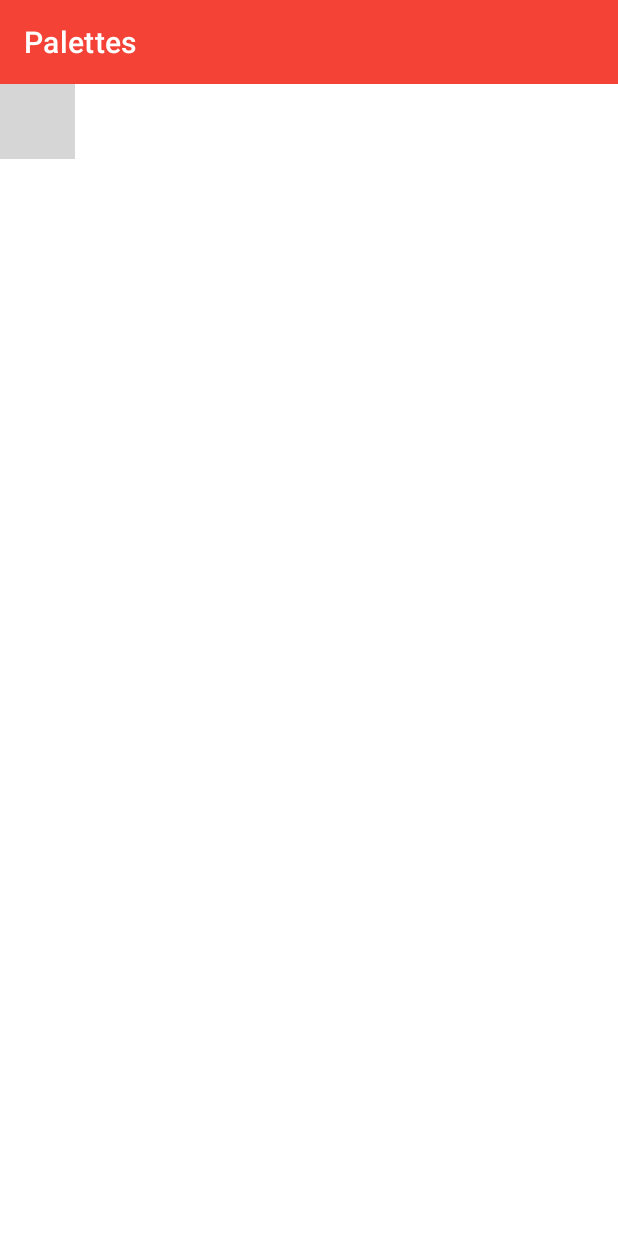
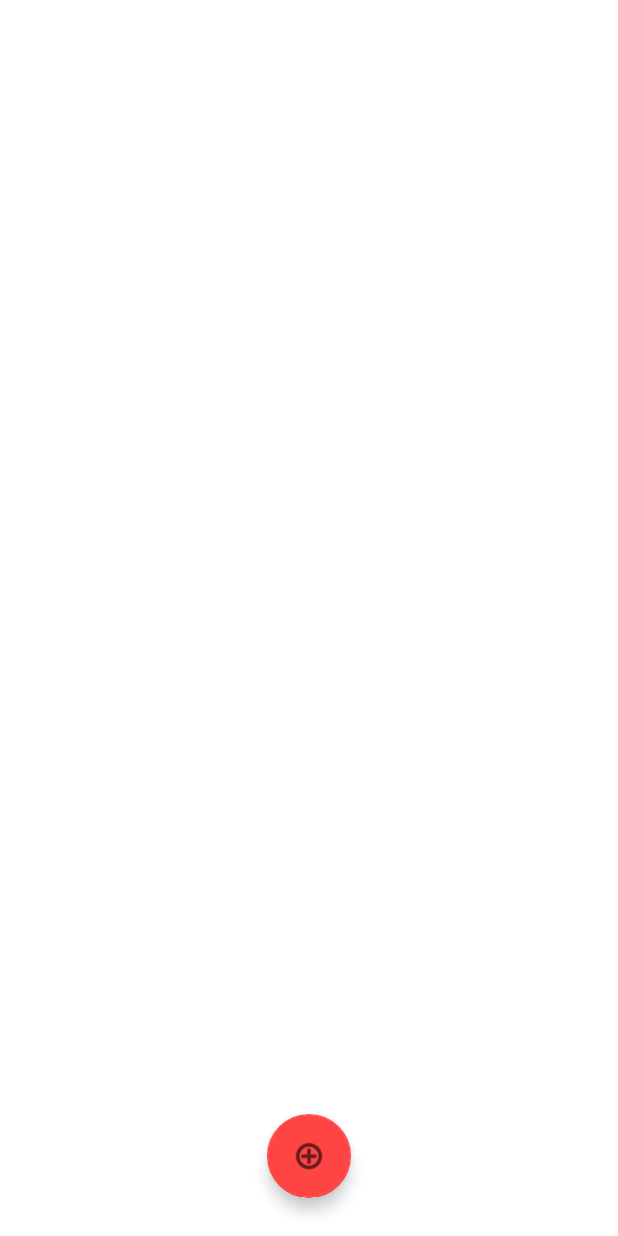
Before and after one commit to allisonbickford/PaletteMaker, an Android app: the layout activity_all_palettes.xml on its own in the app's theme, with its tools: preview values and no code run, on a phone screen of 412 x 824 dp. Run offline under Robolectric (Android 15) with nearby library versions, the phone set to English and light mode, and no system bars; grey boxes are pictures that could not be loaded.

Commit message:
create palettes without editing or saving

```diff
--- a/app/src/main/AndroidManifest.xml
+++ b/app/src/main/AndroidManifest.xml
@@ -21,14 +21,14 @@
                 android:name="android.support.FILE_PROVIDER_PATHS"
                 android:resource="@xml/file_paths"></meta-data>
         </provider>
-        <activity android:name=".PaletteActivity">
+        <activity android:name=".AllPalettesActivity">
             <intent-filter>
                 <action android:name="android.intent.action.MAIN" />
 
                 <category android:name="android.intent.category.LAUNCHER" />
             </intent-filter>
         </activity>
-        <activity android:name=".AllPalettesActivity"
+        <activity android:name=".PaletteActivity"
             android:label="Palette"
             android:theme="@style/AppTheme"/>
         <activity android:name=".ColorSelectorActivity"
--- a/app/src/main/res/layout/activity_all_palettes.xml
+++ b/app/src/main/res/layout/activity_all_palettes.xml
@@ -1,36 +1,34 @@
 <?xml version="1.0" encoding="utf-8"?>
-<LinearLayout xmlns:android="http://schemas.android.com/apk/res/android"
+<RelativeLayout xmlns:android="http://schemas.android.com/apk/res/android"
     xmlns:app="http://schemas.android.com/apk/res-auto"
     xmlns:tools="http://schemas.android.com/tools"
     android:layout_width="match_parent"
     android:layout_height="match_parent"
     android:orientation="vertical"
-    tools:context=".MainActivity">
+    tools:context=".AllPalettesActivity">
 
-    <androidx.appcompat.widget.Toolbar
-        android:id="@+id/all_palettes_toolbar"
+    <GridView
+        android:id="@+id/all_palettes_view"
         android:layout_width="match_parent"
         android:layout_height="wrap_content"
-        android:background="#F44336"
-        android:minHeight="?attr/actionBarSize"
-        android:theme="?attr/actionBarTheme"
-        app:title="Palettes" />
+        android:columnWidth="115dp"
+        android:gravity="center"
+        android:horizontalSpacing="5dp"
+        android:numColumns="auto_fit"
+        android:stretchMode="columnWidth"
+        android:verticalSpacing="5dp">
 
-    <ScrollView android:layout_width="match_parent" android:layout_height="match_parent">
-        <TableLayout android:layout_width="match_parent" android:layout_height="wrap_content"
-            android:orientation="vertical" >
+    </GridView>
 
-            <TableRow
-                android:layout_width="match_parent"
-                android:layout_height="match_parent">
+    <com.google.android.material.floatingactionbutton.FloatingActionButton
+        android:id="@+id/add_palette_btn"
+        android:layout_width="match_parent"
+        android:layout_height="wrap_content"
+        android:layout_alignParentBottom="true"
+        android:layout_centerHorizontal="true"
+        android:layout_marginBottom="25dp"
+        android:clickable="true"
+        android:src="@android:drawable/ic_menu_add"
+        app:backgroundTint="@android:color/holo_red_light" />
 
-                <ImageView
-                    android:id="@+id/imageView"
-                    android:layout_width="50dp"
-                    android:layout_height="50dp"
-                    android:contentDescription="Test Image"
-                    tools:src="@tools:sample/backgrounds/scenic[0]" />
-            </TableRow>
-        </TableLayout>
-    </ScrollView>
-</LinearLayout>
+</RelativeLayout>
--- a/app/src/main/res/layout/activity_palette.xml
+++ b/app/src/main/res/layout/activity_palette.xml
@@ -15,7 +15,6 @@
         android:numColumns="auto_fit"
         android:stretchMode="columnWidth"
         android:verticalSpacing="5dp">
-
     </GridView>
 
     <com.google.android.material.floatingactionbutton.FloatingActionButton
```
Also changed, not shown: app/src/main/java/com/example/palettemaker/AllPalettesActivity.kt (+30 -0 lines), app/src/main/java/com/example/palettemaker/ColorSelectorActivity.kt (+23 -4 lines), app/src/main/java/com/example/palettemaker/ExifUtil.java (deleted, +0 -109 lines), app/src/main/java/com/example/palettemaker/Palette.kt (added, +28 -0 lines), app/src/main/java/com/example/palettemaker/PaletteActivity.kt (+28 -2 lines), app/src/main/java/com/example/palettemaker/PalettesAdapter.kt (added, +68 -0 lines), app/src/main/res/layout/palette_grid_cell.xml (added, +47 -0 lines), app/src/main/res/menu/palette_menu.xml (added, +11 -0 lines).
